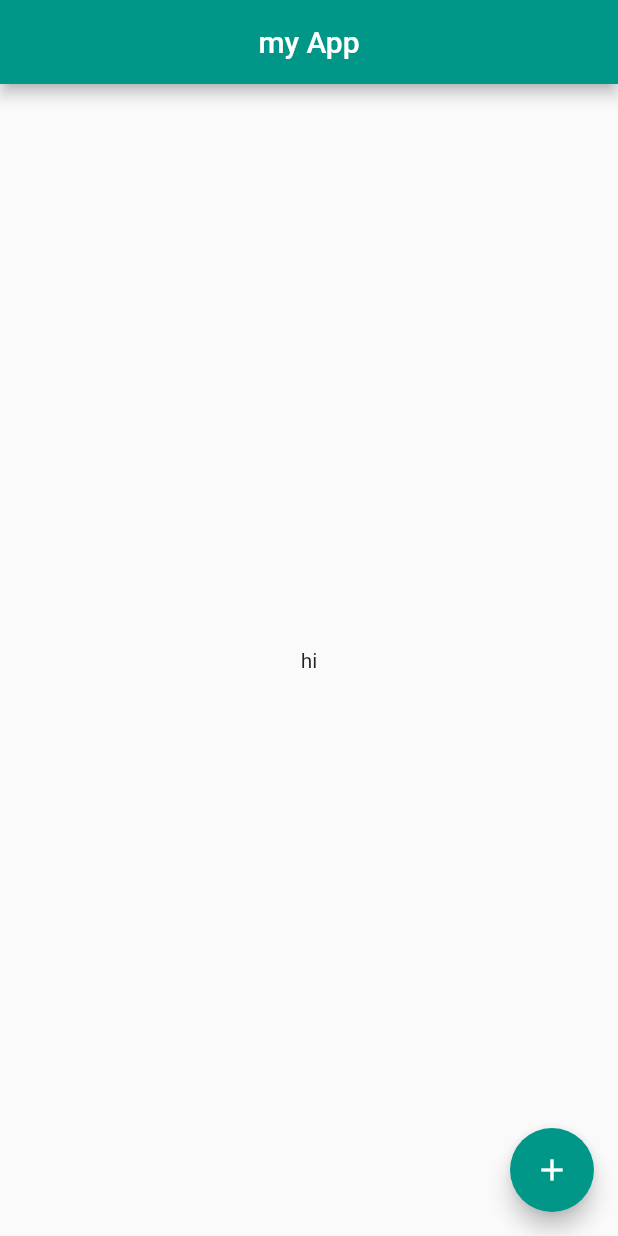
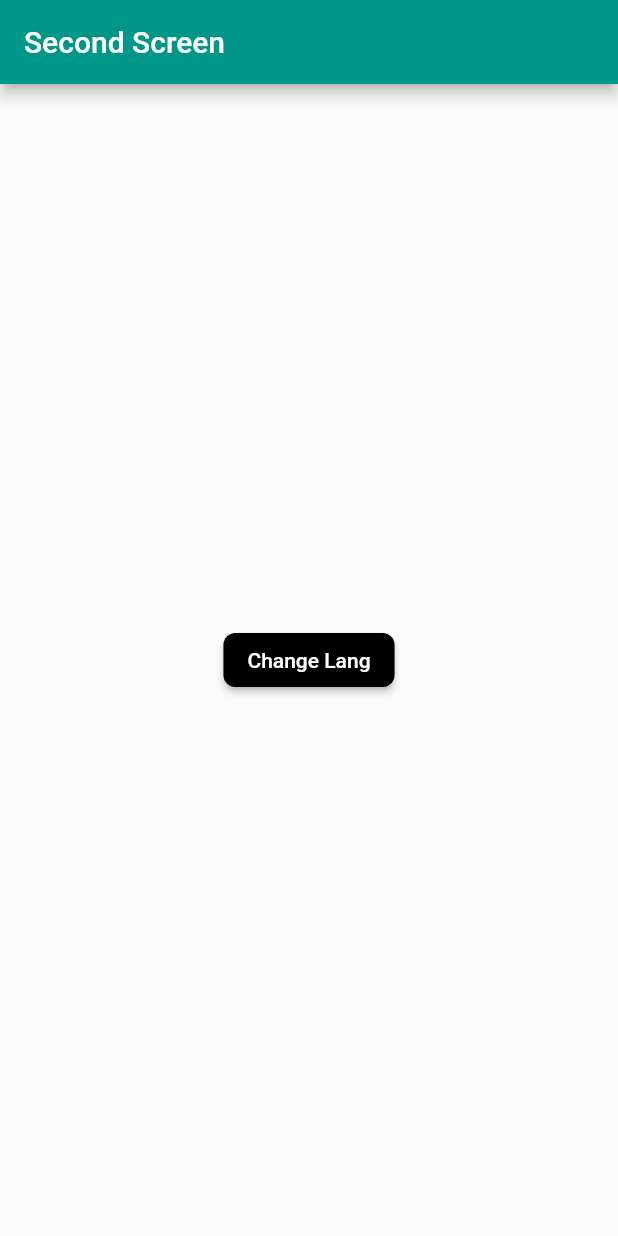
Before and after one commit to Shaaams/woocommerce-flutter-app, a Flutter app: the screen it shows after launch, on a phone screen of 412 x 824 dp. Run offline on Flutter 3.47's test engine with Material 2 defaults, Android fonts, the phone set to English and light mode, and no system bars; our stand-ins replace shared_preferences.

Commit message:
ADD Localization

```diff
--- /dev/null
+++ b/lib/Lang/ar.json
@@ -0,0 +1,6 @@
+{
+  "KEY_TITLE_PAGE" : "الصفحة الثانية",
+  "KEY_TITLE_BUTTON" : "اللغة",
+  "KEY_TEX_BUTTON" : "اختار لغة التطبيق",
+  "KEY_CHANGE_LANG" : "تغير اللغة"
+}
--- /dev/null
+++ b/lib/Lang/en.json
@@ -0,0 +1,6 @@
+{
+  "KEY_TITLE_PAGE" : "Second Screen",
+  "KEY_TITLE_BUTTON" : "Language",
+  "KEY_TEX_BUTTON" : "Choose the language of the app",
+  "KEY_CHANGE_LANG" : "Change Lang"
+}
--- /dev/null
+++ b/lib/Localization/Functionality/get_lang.dart
@@ -0,0 +1,24 @@
+import 'package:flutter/material.dart';
+import 'package:goshopwooapp/Localization/Functionality/get_translated.dart';
+import 'package:goshopwooapp/Localization/Util/languages.dart';
+import 'package:goshopwooapp/Screens/home_screen.dart';
+
+void getEnLang(BuildContext context , Language lang) async {
+  for (Language lang in Language.langList()) {
+    Locale _temp;
+    if (lang.langCode == ENGLISH) {
+      _temp = await setLocale(lang.langCode);
+      MyHomePage.setLocale(context, _temp);
+    }
+  }
+}
+
+void getArLang(BuildContext context , Language lang) async {
+  for (Language lang in Language.langList()) {
+    Locale _temp;
+    if (lang.langCode == ARABIC) {
+      _temp = await setLocale(lang.langCode);
+      MyHomePage.setLocale(context, _temp);
+    }
+  }
+}
--- /dev/null
+++ b/lib/Localization/Functionality/get_translated.dart
@@ -0,0 +1,43 @@
+import 'package:flutter/material.dart';
+import 'package:goshopwooapp/Localization/custom_localization.dart';
+import 'package:shared_preferences/shared_preferences.dart';
+
+String getTranslated(BuildContext context, String key){
+  return CustomLocalization.of(context).translateValue(key);
+}
+
+//language constants
+
+const String ENGLISH = 'en';
+const String ARABIC  = 'ar';
+
+//language constant
+
+const String LANGUAGE_CODE = 'languageCode';
+
+Future<Locale> setLocale(String languageCode ) async {
+  SharedPreferences shPref = await SharedPreferences.getInstance();
+  await shPref.setString(LANGUAGE_CODE, languageCode);
+  return _locale(languageCode);
+}
+
+Locale _locale ( String languageCode){
+  Locale _temp;
+  switch(languageCode){
+    case ENGLISH:
+      _temp = Locale(languageCode , 'US');
+      break;
+    case ARABIC:
+      _temp = Locale(languageCode , 'EG');
+      break;
+    default:
+      _temp = Locale(languageCode , 'US');
+  }
+  return _temp;
+}
+
+Future<Locale> getLocale() async {
+  SharedPreferences shPref = await SharedPreferences.getInstance();
+  String languageCode = shPref.getString(LANGUAGE_CODE)?? ENGLISH ;
+  return _locale(languageCode);
+}
--- /dev/null
+++ b/lib/Localization/Util/languages.dart
@@ -0,0 +1,24 @@
+
+import 'package:flutter/material.dart';
+
+class Language{
+  final int id;
+  final String name;
+  final String flag;
+  final String langCode;
+
+  Language({
+    @required this.id,
+    @required this.name,
+    @required this.flag,
+    @required this.langCode
+  });
+
+  static List<Language> langList(){
+    return <Language> [
+    Language(id: 1, name: 'US', flag:'English',langCode: 'en' ),
+    Language(id: 2, name: 'EG', flag:'العربية',langCode: 'ar' ),
+    ];
+  }
+
+}
--- /dev/null
+++ b/lib/Localization/custom_localization.dart
@@ -0,0 +1,49 @@
+import 'dart:convert';
+import 'package:flutter/material.dart';
+import 'package:flutter/services.dart';
+
+class CustomLocalization{
+  final Locale locale;
+
+  CustomLocalization(this.locale);
+
+  static CustomLocalization of(BuildContext context){
+    return Localizations.of<CustomLocalization>(context, CustomLocalization);
+  }
+
+  Map<String, String> _localeValue ;
+
+  Future load() async {
+    String fromJsonStringValue = await rootBundle.loadString('lib/Lang/${locale.languageCode}.json');
+    Map<String, dynamic> toJsonMap = jsonDecode(fromJsonStringValue);
+    _localeValue = toJsonMap.map((key, value) {
+      return MapEntry(key, value.toString());
+    });
+  }
+
+  String translateValue (String key){
+    return _localeValue[key];
+  }
+  // my delegate
+  static const LocalizationsDelegate<CustomLocalization> delegate = _CustomLocalizationDelegate();
+
+}
+
+class _CustomLocalizationDelegate extends LocalizationsDelegate<CustomLocalization>{
+  const _CustomLocalizationDelegate();
+  @override
+  bool isSupported(Locale locale) {
+    return ['en', 'ar'].contains(locale.languageCode);
+  }
+
+  @override
+  Future<CustomLocalization> load(Locale locale) async{
+    CustomLocalization customLocalization = CustomLocalization(locale);
+    await customLocalization.load();
+    return customLocalization;
+  }
+
+  @override
+  bool shouldReload(LocalizationsDelegate<CustomLocalization> old) => false;
+
+}
--- /dev/null
+++ b/lib/Routers/custom_route.dart
@@ -0,0 +1,19 @@
+import 'package:flutter/material.dart';
+import 'package:goshopwooapp/Routers/route_name.dart';
+import 'package:goshopwooapp/Screens/home_screen.dart';
+import 'package:goshopwooapp/Screens/not_found_screen.dart';
+import 'package:goshopwooapp/Screens/second_screen.dart';
+
+class CustomRoute{
+  static Route<dynamic> allRoutes(RouteSettings settings){
+    switch(settings.name){
+      case homeRoute:
+        return MaterialPageRoute(builder: (_) => MyHomePage());
+        break;
+      case secondRoute:
+        return MaterialPageRoute(builder: (_) => SecondScreen());
+        break;
+    }
+    return MaterialPageRoute(builder: (_) => NotFoundScreen());
+  }
+}
--- /dev/null
+++ b/lib/Routers/route_name.dart
@@ -0,0 +1,2 @@
+const String homeRoute = '/';
+const String secondRoute = 'second';
--- /dev/null
+++ b/lib/Screens/home_screen.dart
@@ -0,0 +1,84 @@
+import 'package:flutter/material.dart';
+import 'package:goshopwooapp/Localization/Functionality/get_translated.dart';
+import 'package:goshopwooapp/Routers/custom_route.dart';
+import 'package:flutter_localizations/flutter_localizations.dart';
+import 'package:goshopwooapp/Localization/custom_localization.dart';
+
+class MyHomePage extends StatefulWidget {
+
+  final String homeScreenRoute;
+
+
+  MyHomePage({this.homeScreenRoute});
+
+  static void setLocale(BuildContext context , Locale locale){
+    _MyHomePageState state = context.findAncestorStateOfType<_MyHomePageState>();
+    state.setLocale(locale);
+  }
+
+  @override
+  _MyHomePageState createState() => _MyHomePageState();
+
+}
+
+class _MyHomePageState extends State<MyHomePage> {
+
+  Locale _locale;
+  void setLocale(Locale locale){
+    setState(() {
+      _locale = locale;
+    });
+  }
+
+  @override
+  void didChangeDependencies() {
+    super.didChangeDependencies();
+    getLocale().then((locale) {
+      setState(() {
+        this._locale = locale;
+      });
+    });
+  }
+
+  @override
+  Widget build(BuildContext context) {
+    if(_locale == null){
+      return Material(
+        child: Container(
+          child: Center(
+            child: CircularProgressIndicator(),
+          ),
+        ),
+      );
+    }else{
+      return MaterialApp(
+        title: 'Flutter Demo',
+        debugShowCheckedModeBanner: false,
+        theme: ThemeData(
+          primarySwatch: Colors.teal,
+        ),
+        locale: _locale,
+        supportedLocales: [
+          Locale('en', 'US'),
+          Locale('ar', 'EG'),
+        ],
+        localizationsDelegates: [
+          CustomLocalization.delegate,
+          GlobalMaterialLocalizations.delegate,
+          GlobalWidgetsLocalizations.delegate,
+          GlobalCupertinoLocalizations.delegate,
+        ],
+        localeResolutionCallback: (deviceLocale, supportedLocales){
+          for(var locale in supportedLocales){
+            if(locale.languageCode == deviceLocale.languageCode && locale.countryCode == deviceLocale.countryCode){
+              return deviceLocale;
+            }
+          }
+          return supportedLocales.first;
+        },
+        onGenerateRoute: CustomRoute.allRoutes,
+        initialRoute: widget.homeScreenRoute,
+      );
+    }
+  }
+}
--- /dev/null
+++ b/lib/Screens/second_screen.dart
@@ -0,0 +1,62 @@
+import 'package:flutter/material.dart';
+import 'package:goshopwooapp/Localization/Functionality/get_lang.dart';
+import 'package:goshopwooapp/Localization/Functionality/get_translated.dart';
+import 'package:goshopwooapp/Localization/Util/languages.dart';
+
+class SecondScreen extends StatefulWidget {
+  @override
+  _SecondScreenState createState() => _SecondScreenState();
+}
+
+class _SecondScreenState extends State<SecondScreen> {
+  @override
+  Widget build(BuildContext context) {
+    return Scaffold(
+      appBar: AppBar(
+        title: Text(getTranslated(context, "KEY_TITLE_PAGE")),
+      ),
+      body: Center(
+        child:  MaterialButton(
+          onPressed: (){
+            _showToDialog(context);
+          },
+          child: Text(getTranslated(context, "KEY_CHANGE_LANG")),
+          textColor: Colors.white,
+          color: Colors.black,
+          shape: RoundedRectangleBorder(
+            borderRadius: BorderRadius.circular(8),
+          ),
+        ),
+      ),
+    );
+  }
+
+  void _showToDialog(BuildContext context) async{
+    return showDialog(
+        context: context,
+        builder: (BuildContext context){
+          return AlertDialog(
+            title: Text(getTranslated(context, "KEY_TITLE_BUTTON")),
+            content: Text(getTranslated(context, "KEY_TEX_BUTTON")),
+            actions: <Widget>[
+              RaisedButton(
+                  child: Text('اللغة العربية'),
+                  onPressed: (){
+                    Language lang;
+                    getArLang(context, lang);
+                  }
+              ),
+              RaisedButton(
+                  child: Text('English'),
+                  onPressed: (){
+                    Language lang;
+                    getEnLang(context, lang);
+                  }
+              ),
+            ],
+          );
+        }
+
+    );
+  }
+}
--- a/lib/main.dart
+++ b/lib/main.dart
@@ -1,101 +1,16 @@
 import 'package:flutter/material.dart';
-import 'package:goshopwooapp/api/auth/auth_api.dart';
-import 'package:goshopwooapp/api/orders/orders_api.dart';
-import 'package:goshopwooapp/api/payment/cash_on_delivery.dart';
-import 'package:goshopwooapp/api/payment/checkout_payment.dart';
-import 'package:goshopwooapp/api/payment/payment_controller.dart';
-import 'package:goshopwooapp/api/products/categories_api.dart';
-import 'package:goshopwooapp/api/products/products_api.dart';
-import 'package:goshopwooapp/api/products/tag_api.dart';
-import 'package:goshopwooapp/api/profile/profile_api.dart';
-import 'package:goshopwooapp/controllers/auth_controller.dart';
-import 'package:goshopwooapp/controllers/category_controller.dart';
-import 'package:goshopwooapp/controllers/order_controller.dart';
-import 'package:goshopwooapp/controllers/product_controller.dart';
-import 'package:goshopwooapp/controllers/profile_controller.dart';
-import 'package:goshopwooapp/controllers/tag_controller.dart';
-import 'package:goshopwooapp/models/address.dart';
-import 'package:goshopwooapp/models/attribute.dart';
-import 'package:goshopwooapp/models/base_product.dart';
-import 'package:goshopwooapp/models/card_info.dart';
-import 'package:goshopwooapp/models/category.dart';
-import 'package:goshopwooapp/models/customer.dart';
-import 'package:goshopwooapp/models/order.dart';
-import 'package:goshopwooapp/models/order_item.dart';
-import 'package:goshopwooapp/models/payment_response.dart';
-import 'package:goshopwooapp/models/product.dart';
-import 'package:goshopwooapp/models/profile.dart';
-import 'package:goshopwooapp/models/tag.dart';
-import 'package:goshopwooapp/models/variable_product.dart';
-import 'package:goshopwooapp/models/variation.dart';
-
-void main() {
-  //WidgetsFlutterBinding.ensureInitialized();
-  return runApp(MyApp());
-}
-
-class MyApp extends StatelessWidget {
-  // This widget is the root of your application.
-  @override
-  Widget build(BuildContext context) {
-    return MaterialApp(
-      title: 'Flutter Demo',
-      debugShowCheckedModeBanner: false,
-      theme: ThemeData(
-        primarySwatch: Colors.teal,
-      ),
-      home: MyHomePage(),
-    );
-  }
-}
-
-class MyHomePage extends StatefulWidget {
-
-  @override
-  _MyHomePageState createState() => _MyHomePageState();
-
-}
-
-class _MyHomePageState extends State<MyHomePage> {
-  TagController tagController = TagController(TagApi());
-  CategoryController categoryController = CategoryController(CategoryApi());
-  AuthController authController = AuthController(AuthApi());
-  ProfileController profileController = ProfileController(ProfileApi());
-  ProductController productController = ProductController(ProductApi());
-  OrderController orderController = OrderController(OrderApi());
-  PaymentController paymentController = PaymentController(CashOnDelivery());
-
-  @override
-  Widget build(BuildContext context) {
-    return Scaffold(
-      appBar: AppBar(
-        centerTitle: true,
-        title: Text('my App'),
-      ),
-      body: Container(
-        child: Center(
-          child: Text('hi'),
-        ),
-      ),
-      floatingActionButton: FloatingActionButton(
-        onPressed: _testApi,
-        child: Icon(Icons.add),
-      ),
-      // This trailing comma makes auto-formatting nicer for build methods.
-    );
-  }
-
-  _testApi() async {
-  List<OrderItem> items = [
-    OrderItem(product_id: 38, quantity: 2, variation_id: null),
-    OrderItem(product_id: 37, quantity: 2, variation_id: null),
-    OrderItem(product_id: 48, quantity: 2, variation_id: 47),
-
-  ];
-  //print(items);
-  print(await orderController.createOrder(items));
-
-  }
+import 'package:goshopwooapp/Routers/route_name.dart';
+import 'package:goshopwooapp/Screens/home_screen.dart';
+import 'package:shared_preferences/shared_preferences.dart';
 
 
+void main() async{
+  WidgetsFlutterBinding.ensureInitialized();
+  SharedPreferences shPref = await SharedPreferences.getInstance();
+  bool fScreen = shPref.getBool('fScreen');
+  String homeScreenRoute ;
+  if (fScreen == null || !fScreen){
+    homeScreenRoute = secondRoute;
+  }
+  runApp(MyHomePage(homeScreenRoute: homeScreenRoute));
 }
```
Also changed, not shown: lib/Screens/not_found_screen.dart (added, +13 -0 lines), pubspec.yaml (+5 -3 lines), pubspec.lock.
